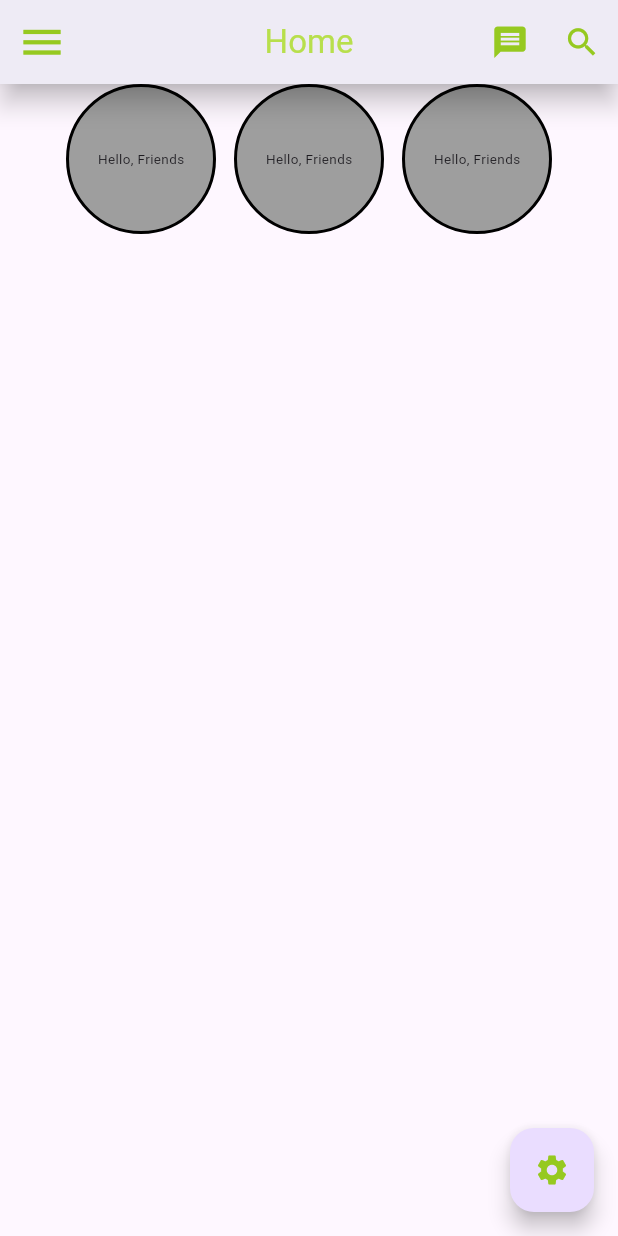
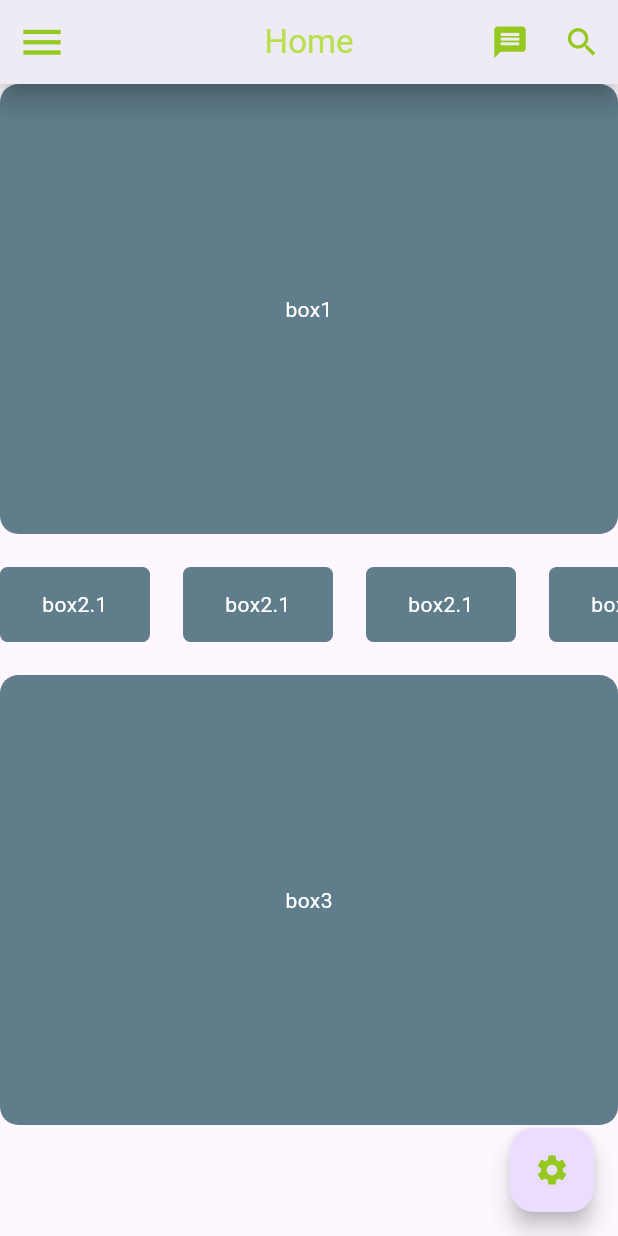
Before and after one commit to sm-hl/simple_project, a Flutter app: the screen it shows after launch, on a phone screen of 412 x 824 dp. Run offline on Flutter 3.47's test engine with Material 3 defaults, Android fonts, the phone set to English and light mode, and no system bars.

Commit message:
first task

```diff
--- a/lib/main.dart
+++ b/lib/main.dart
@@ -71,78 +71,94 @@ class simpleProject extends StatelessWidget {
         ), //go to material icon https://fonts.google.com/icons
       ),
       body: SingleChildScrollView(
-        // scrollDirection: Axis.horizontal, //for column by default : Axis.vertical, for row use : Axis.horizontal , but this not work with main and cross axis alignment
-        // padding: EdgeInsets.fromLTRB(0, 0, 378, 0),
-        //to can scroll if column have big height than screen height
-        //use these if scrollDirection: Axis.horizontal not used
-        child: Row(
-          mainAxisAlignment: MainAxisAlignment.center,//x-axis:start,center,end,spaceAround,spaceBetween,spaceEvenly(equal space around widgets)
-          crossAxisAlignment: CrossAxisAlignment.end,//y-axis of bigest widget
+        child: Column(
           children: [
             Container(
-              child: Text(
-                "Hello, Friends",
-                style: TextStyle(fontSize: 9.0),
-              ),
-              // margin: EdgeInsets.all(11), //EdgeInsets.fromLTRB(11, 11, 11, 11)
-              // padding: EdgeInsets.all(11), //like padding
-              height: 100.0,
-              width: 100.0,
-              alignment: Alignment.center, //move to topRight,topLeft,topCenter(same for bottom),centerRight,centerLeft,center [rule is vertical then horizental]
-
+              child: Text("box1",textAlign: TextAlign.center, style: TextStyle(color: Colors.white)),
+              width: double.infinity,//full screen width
+              height: 300,
+              alignment: Alignment.center,
+              margin: EdgeInsets.only(bottom: 22),
               decoration: BoxDecoration(
-                // borderRadius: BorderRadius.circular(23),//should'nt be with shape
-                shape: BoxShape.circle, //rectangle,circle
-                color: Colors.grey, //background color of container
-                border: Border.all(color: Colors.black, width: 2.0), //border color
+                borderRadius: BorderRadius.circular(12.2),
+                color: Colors.blueGrey,
               ),
             ),
-            SizedBox(
-              // height: 12,//height for column
-              width: 12, //width for row
+            SingleChildScrollView(
+              scrollDirection: Axis.horizontal,
+              child: Row(
+                mainAxisAlignment: MainAxisAlignment.spaceBetween,
+                children: [
+                  Container(
+                    child: Text("box2.1",textAlign: TextAlign.center, style: TextStyle(color: Colors.white)),
+                    width: 100,
+                    height: 50,
+                    margin: EdgeInsets.only(right: 22),
+                    alignment: Alignment.center,
+                    decoration: BoxDecoration(
+                      borderRadius: BorderRadius.circular(5),
+                      color: Colors.blueGrey,
+                    ),
                   ),
                   Container(
-              child: Text(
-                "Hello, Friends",
-                style: TextStyle(fontSize: 9.0),
-              ),
-              // margin: EdgeInsets.all(11), //EdgeInsets.fromLTRB(11, 11, 11, 11)
-              // padding: EdgeInsets.all(11), //like padding
-              height: 100.0,
-              width: 100.0,
-              alignment: Alignment.center, //move to topRight,topLeft,topCenter(same for bottom),centerRight,centerLeft,center [rule is vertical then horizental]
-
+                    child: Text("box2.1",textAlign: TextAlign.center, style: TextStyle(color: Colors.white)),
+                    width: 100,
+                    height: 50,
+                    margin: EdgeInsets.only(right: 22),
+                    alignment: Alignment.center,
                     decoration: BoxDecoration(
-                // borderRadius: BorderRadius.circular(23),//should'nt be with shape
-                shape: BoxShape.circle, //rectangle,circle
-                color: Colors.grey, //background color of container
-                border: Border.all(color: Colors.black, width: 2.0), //border color
+                      borderRadius: BorderRadius.circular(5),
+                      color: Colors.blueGrey,
                     ),
                   ),
-            SizedBox(
-              width: 12,
-            ), //add space between Text & IconButton
                   Container(
-              child: Text(
-                "Hello, Friends",
-                style: TextStyle(fontSize: 9.0),
+                    child: Text("box2.1",textAlign: TextAlign.center, style: TextStyle(color: Colors.white)),
+                    width: 100,
+                    height: 50,
+                    alignment: Alignment.center,
+                    decoration: BoxDecoration(
+                      borderRadius: BorderRadius.circular(5),
+                      color: Colors.blueGrey,
                     ),
-              // margin: EdgeInsets.all(11), //EdgeInsets.fromLTRB(11, 11, 11, 11)
-              // padding: EdgeInsets.all(11), //like padding
-              height: 100.0,
-              width: 100.0,
-              alignment: Alignment.center, //move to topRight,topLeft,topCenter(same for bottom),centerRight,centerLeft,center [rule is vertical then horizental]
-
+                  ),
+                  Container(
+                    child: Text("box2.1",textAlign: TextAlign.center, style: TextStyle(color: Colors.white)),
+                    width: 100,
+                    height: 50,
+                    margin: EdgeInsets.symmetric(horizontal: 22),
+                    alignment: Alignment.center,
                     decoration: BoxDecoration(
-                // borderRadius: BorderRadius.circular(23),//should'nt be with shape
-                shape: BoxShape.circle, //rectangle,circle
-                color: Colors.grey, //background color of container
-                border: Border.all(color: Colors.black, width: 2.0), //border color
+                      borderRadius: BorderRadius.circular(5),
+                      color: Colors.blueGrey,
+                    ),
+                  ),
+                  Container(
+                    child: Text("box2.1",textAlign: TextAlign.center, style: TextStyle(color: Colors.white)),
+                    width: 100,
+                    height: 50,
+                    alignment: Alignment.center,
+                    decoration: BoxDecoration(
+                      borderRadius: BorderRadius.circular(5),
+                      color: Colors.blueGrey,
                     ),
                   ),
                 ],
               ),
             ),
+            Container(
+              child: Text("box3", style: TextStyle(color: Colors.white)),
+              width: 500,
+              height: 300,
+              margin: EdgeInsets.only(top: 22),
+              alignment: Alignment.center,
+              decoration: BoxDecoration(
+                borderRadius: BorderRadius.circular(12.2),
+                color: Colors.blueGrey,
+              ),
+            ),
+          ],
+        )
+      )
     );
   }
 }
```
Lines whose indentation alone changed are shown as unchanged.
